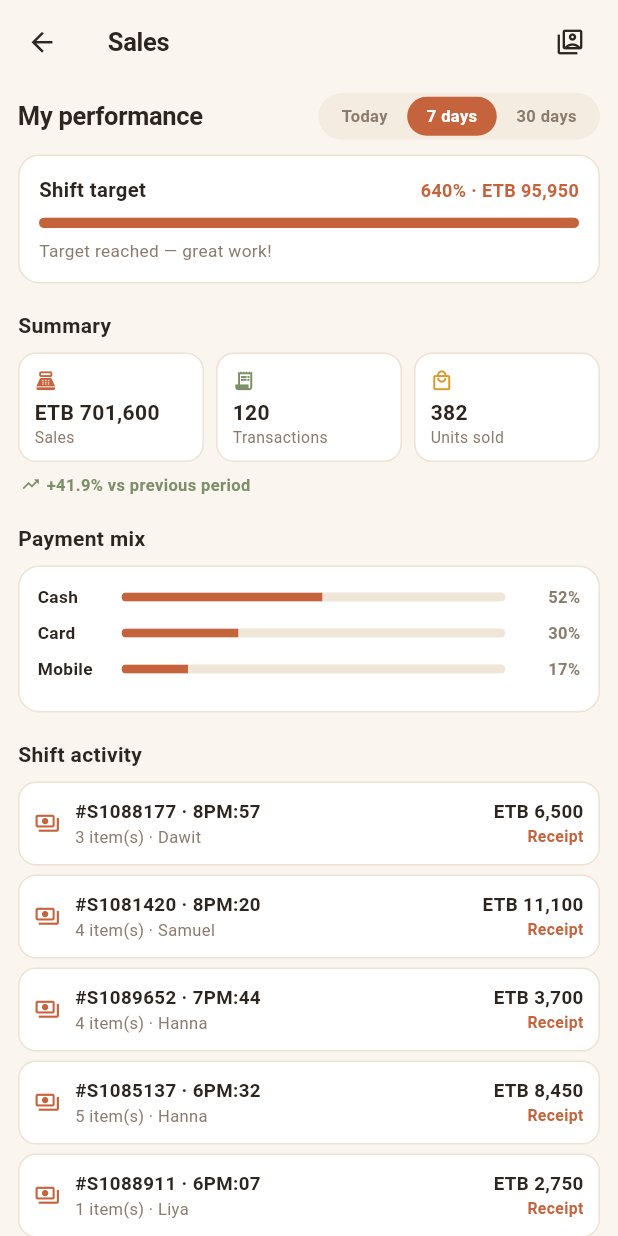
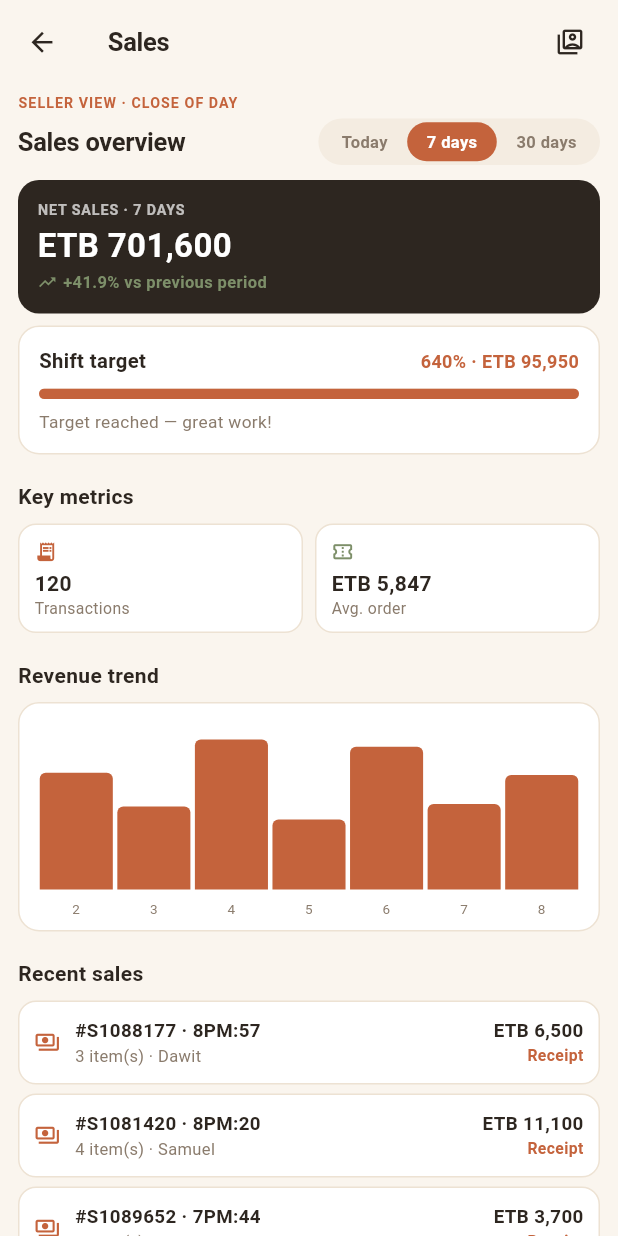
Before and after one commit to L3von36/threadpos-flutter, a Flutter app: the SalesScreen screen opened directly, after a tap on "7 days", on a phone screen of 412 x 824 dp. Run offline on Flutter 3.47's test engine with Material 3 defaults, Android fonts, the phone set to English and light mode, and no system bars; our stand-ins replace shared_preferences; missing offline and left inert: mobile_scanner; accounts and stored records are empty.

Commit message:
v1.4.1: align seller/manager dashboards with reference — seller gets Sales overview (net sales hero, revenue chart, live feed), manager keeps analytics + control center; role eyebrows added

```diff
--- a/lib/screens/sales/sales_screen.dart
+++ b/lib/screens/sales/sales_screen.dart
@@ -134,21 +134,48 @@ class _SellerSalesViewState extends State<_SellerSalesView> {
     final Pal pal = Pal.of(context);
     final List<Sale> sales = store.salesForRange(_range);
     final double revenue = store.revenueFor(sales);
+    final int transactions = sales.length;
+    final double avg = transactions == 0 ? 0 : revenue / transactions;
     final double progress =
         Store.shiftTarget <= 0 ? 0 : store.todayRevenue / Store.shiftTarget;
     final double remaining = store.todayRevenue >= Store.shiftTarget
         ? 0
         : Store.shiftTarget - store.todayRevenue;
-    final Map<PaymentMethod, double> mix = store.paymentMixFor(sales);
     final double? delta = store.rangeDelta(_range);
+
+    // Chart buckets: hourly for today, daily for the longer windows.
+    final List<double> bars;
+    final List<String> barLabels;
+    if (_range == SalesRange.today) {
+      bars = store.revenueByHour;
+      barLabels = <String>[
+        for (int i = 0; i < bars.length; i++)
+          i % 2 == 0 ? hourLabel(9 + i) : '',
+      ];
+    } else {
+      bars = store.revenueByDay(_range.days);
+      barLabels = <String>[
+        for (int i = 0; i < bars.length; i++)
+          bars.length <= 7 || i % (bars.length ~/ 6 + 1) == 0
+              ? '${DateTime.now().day - (bars.length - 1 - i)}'
+              : '',
+      ];
+    }
 
     return ListView(
       padding: const EdgeInsets.fromLTRB(12, 6, 12, 20),
       children: <Widget>[
+        Text('SELLER VIEW · CLOSE OF DAY',
+            style: TextStyle(
+                fontSize: 9.5,
+                letterSpacing: 0.7,
+                fontWeight: FontWeight.w700,
+                color: pal.accent)),
+        const SizedBox(height: 3),
         Row(
           mainAxisAlignment: MainAxisAlignment.spaceBetween,
           children: <Widget>[
-            Text('My performance',
+            Text('Sales overview',
                 style: AppTheme.pageTitle(context)),
             _RangeTabs(
               value: _range,
@@ -157,8 +184,44 @@ class _SellerSalesViewState extends State<_SellerSalesView> {
           ],
         ),
         const SizedBox(height: 10),
+        // Net sales hero — the seller's close-of-day summary card.
         StaggerIn(
           index: 0,
+          dy: 10,
+          child: Container(
+            padding: const EdgeInsets.all(13),
+            decoration: BoxDecoration(
+              color: pal.bannerBg,
+              borderRadius: BorderRadius.circular(AppTheme.rLg),
+            ),
+            child: Column(
+              crossAxisAlignment: CrossAxisAlignment.start,
+              children: <Widget>[
+                Text('NET SALES · ${_range.label.toUpperCase()}',
+                    style: TextStyle(
+                        fontSize: 9.5,
+                        letterSpacing: 0.6,
+                        fontWeight: FontWeight.w700,
+                        color: pal.bannerSub)),
+                const SizedBox(height: 5),
+                CountUpText(
+                  revenue,
+                  style: TextStyle(
+                      fontSize: 22,
+                      height: 1.05,
+                      fontWeight: FontWeight.w700,
+                      color: pal.bannerText),
+                  formatter: money,
+                ),
+                const SizedBox(height: 5),
+                _DeltaCaption(delta: delta),
+              ],
+            ),
+          ),
+        ),
+        const SizedBox(height: 8),
+        StaggerIn(
+          index: 1,
           dy: 10,
           child: Container(
             padding: const EdgeInsets.all(13),
@@ -203,71 +266,36 @@ class _SellerSalesViewState extends State<_SellerSalesView> {
             ),
           ),
         ),
-        const SectionHeader(title: 'Summary'),
+        const SectionHeader(title: 'Key metrics'),
         StaggerIn(
-          index: 1,
+          index: 2,
           dy: 10,
           child: Row(
             children: <Widget>[
               Expanded(
                 child: StatCard(
-                    label: 'Sales',
-                    value: money(revenue),
-                    icon: Icons.point_of_sale),
+                    label: 'Transactions',
+                    value: '$transactions',
+                    icon: Icons.receipt_long),
               ),
               const SizedBox(width: 8),
               Expanded(
                 child: StatCard(
-                    label: 'Transactions',
-                    value: '${sales.length}',
-                    icon: Icons.receipt_long,
+                    label: 'Avg. order',
+                    value: money(avg),
+                    icon: Icons.confirmation_number_outlined,
                     color: pal.sage),
-              ),
-              const SizedBox(width: 8),
-              Expanded(
-                child: StatCard(
-                    label: 'Units sold',
-                    value: '${store.itemsFor(sales)}',
-                    icon: Icons.local_mall_outlined,
-                    color: pal.amber),
               ),
             ],
           ),
         ),
-        const SizedBox(height: 7),
-        StaggerIn(
-          index: 2,
-          dy: 6,
-          child: Padding(
-              padding: const EdgeInsets.symmetric(horizontal: 2),
-              child: _DeltaCaption(delta: delta)),
-        ),
-        const SectionHeader(title: 'Payment mix'),
+        const SectionHeader(title: 'Revenue trend'),
         StaggerIn(
           index: 3,
           dy: 10,
-          child: Container(
-            padding: const EdgeInsets.all(12),
-            decoration: BoxDecoration(
-              color: pal.surface,
-              borderRadius: BorderRadius.circular(AppTheme.rLg),
-              border: Border.all(color: pal.border),
-            ),
-            child: Column(
-              children: <Widget>[
-                for (final PaymentMethod m in PaymentMethod.values)
-                  Padding(
-                    padding: const EdgeInsets.only(bottom: 8),
-                    child: _MixRow(
-                        label: paymentMethodLabel(m),
-                        amount: mix[m] ?? 0,
-                        total: revenue),
-                  ),
-              ],
-            ),
-          ),
+          child: _RevenueBars(bars: bars, barLabels: barLabels),
         ),
-        const SectionHeader(title: 'Shift activity'),
+        const SectionHeader(title: 'Recent sales'),
         if (sales.isEmpty)
           Text('No sales in this period.',
               style: TextStyle(fontSize: 12, color: pal.muted))
@@ -350,40 +378,90 @@ class _SaleRow extends StatelessWidget {
   }
 }
 
-class _MixRow extends StatelessWidget {
-  const _MixRow(
-      {required this.label, required this.amount, required this.total});
+class _RevenueBars extends StatelessWidget {
+  const _RevenueBars({required this.bars, required this.barLabels});
 
-  final String label;
-  final double amount;
-  final double total;
+  final List<double> bars;
+  final List<String> barLabels;
 
   @override
   Widget build(BuildContext context) {
     final Pal pal = Pal.of(context);
-    final double frac = total <= 0 ? 0 : amount / total;
-    return Row(
-      children: <Widget>[
-        SizedBox(
-            width: 48,
-            child: Text(label,
-                style: TextStyle(
-                    fontSize: 11.5,
-                    fontWeight: FontWeight.w600,
-                    color: pal.ink))),
-        const SizedBox(width: 8),
-        Expanded(child: ProgressBar(value: frac)),
-        const SizedBox(width: 8),
-        SizedBox(
-          width: 42,
-          child: Text('${(frac * 100).round()}%',
-              textAlign: TextAlign.right,
-              style: TextStyle(
-                  fontSize: 11,
-                  fontWeight: FontWeight.w700,
-                  color: pal.muted)),
-        ),
-      ],
+    final double maxBar =
+        bars.fold(0.0, (double m, double v) => v > m ? v : m);
+    return Container(
+      padding: const EdgeInsets.fromLTRB(12, 14, 12, 8),
+      decoration: BoxDecoration(
+        color: pal.surface,
+        borderRadius: BorderRadius.circular(AppTheme.rLg),
+        border: Border.all(color: pal.border),
+      ),
+      child: Column(
+        children: <Widget>[
+          SizedBox(
+            height: 110,
+            child: Row(
+              crossAxisAlignment: CrossAxisAlignment.end,
+              children: <Widget>[
+                for (int i = 0; i < bars.length; i++)
+                  Expanded(
+                    child: Padding(
+                      padding: EdgeInsets.symmetric(
+                          horizontal: bars.length > 12 ? 0.6 : 1.5),
+                      child: Column(
+                        mainAxisAlignment: MainAxisAlignment.end,
+                        children: <Widget>[
+                          TweenAnimationBuilder<double>(
+                            tween: Tween<double>(
+                              begin: 2,
+                              end: maxBar <= 0
+                                  ? 2
+                                  : 6 + (bars[i] / maxBar) * 94,
+                            ),
+                            duration: Motion.slow +
+                                Duration(
+                                    milliseconds: i *
+                                        (bars.length > 12 ? 6 : 24)),
+                            curve: Motion.out,
+                            builder: (BuildContext context,
+                                    double h, _) =>
+                                Container(
+                              height: h,
+                              decoration: BoxDecoration(
+                                color: bars[i] > 0
+                                    ? pal.accent
+                                    : pal.surfaceAlt,
+                                borderRadius:
+                                    const BorderRadius.vertical(
+                                        top: Radius.circular(4)),
+                              ),
+                            ),
+                          ),
+                        ],
+                      ),
+                    ),
+                  ),
+              ],
+            ),
+          ),
+          const SizedBox(height: 6),
+          Row(
+            children: <Widget>[
+              for (int i = 0; i < bars.length; i++)
+                Expanded(
+                  child: Text(
+                    barLabels[i],
+                    textAlign: TextAlign.center,
+                    overflow: TextOverflow.ellipsis,
+                    style: TextStyle(
+                        fontSize: bars.length > 12 ? 8 : 9,
+                        color: pal.muted),
+                  ),
+                ),
+            ],
+          ),
+        ],
+      ),
     );
   }
 }
@@ -436,12 +514,17 @@ class _ManagerSalesViewState extends State<_ManagerSalesView> {
               : '',
       ];
     }
-    final double maxBar =
-        bars.fold(0.0, (double m, double v) => v > m ? v : m);
 
     return ListView(
       padding: const EdgeInsets.fromLTRB(12, 6, 12, 20),
       children: <Widget>[
+        Text('MANAGER VIEW · PERFORMANCE',
+            style: TextStyle(
+                fontSize: 9.5,
+                letterSpacing: 0.7,
+                fontWeight: FontWeight.w700,
+                color: pal.accent)),
+        const SizedBox(height: 3),
         Row(
           mainAxisAlignment: MainAxisAlignment.spaceBetween,
           children: <Widget>[
@@ -562,81 +645,7 @@ class _ManagerSalesViewState extends State<_ManagerSalesView> {
         StaggerIn(
           index: 3,
           dy: 10,
-          child: Container(
-            padding: const EdgeInsets.fromLTRB(12, 14, 12, 8),
-            decoration: BoxDecoration(
-              color: pal.surface,
-              borderRadius: BorderRadius.circular(AppTheme.rLg),
-              border: Border.all(color: pal.border),
-            ),
-            child: Column(
-              children: <Widget>[
-                SizedBox(
-                  height: 110,
-                  child: Row(
-                    crossAxisAlignment: CrossAxisAlignment.end,
-                    children: <Widget>[
-                      for (int i = 0; i < bars.length; i++)
-                        Expanded(
-                          child: Padding(
-                            padding: EdgeInsets.symmetric(
-                                horizontal:
-                                    bars.length > 12 ? 0.6 : 1.5),
-                            child: Column(
-                              mainAxisAlignment: MainAxisAlignment.end,
-                              children: <Widget>[
-                                TweenAnimationBuilder<double>(
-                                  tween: Tween<double>(
-                                    begin: 2,
-                                    end: maxBar <= 0
-                                        ? 2
-                                        : 6 + (bars[i] / maxBar) * 94,
-                                  ),
-                                  duration: Motion.slow +
-                                      Duration(
-                                          milliseconds: i *
-                                              (bars.length > 12 ? 6 : 24)),
-                                  curve: Motion.out,
-                                  builder: (BuildContext context,
-                                          double h, _) =>
-                                      Container(
-                                    height: h,
-                                    decoration: BoxDecoration(
-                                      color: bars[i] > 0
-                                          ? pal.accent
-                                          : pal.surfaceAlt,
-                                      borderRadius:
-                                          const BorderRadius.vertical(
-                                              top: Radius.circular(4)),
-                                    ),
-                                  ),
-                                ),
-                              ],
-                            ),
-                          ),
-                        ),
-                    ],
-                  ),
-                ),
-                const SizedBox(height: 6),
-                Row(
-                  children: <Widget>[
-                    for (int i = 0; i < bars.length; i++)
-                      Expanded(
-                        child: Text(
-                          barLabels[i],
-                          textAlign: TextAlign.center,
-                          overflow: TextOverflow.ellipsis,
-                          style: TextStyle(
-                              fontSize: bars.length > 12 ? 8 : 9,
-                              color: pal.muted),
-                        ),
-                      ),
-                  ],
-                ),
-              ],
-            ),
-          ),
+          child: _RevenueBars(bars: bars, barLabels: barLabels),
         ),
         const SectionHeader(title: 'What is moving'),
         if (top.isEmpty)
--- a/pubspec.yaml
+++ b/pubspec.yaml
@@ -1,7 +1,7 @@
 name: samipos_app
 description: "Sami POS — a boutique point-of-sale app for clothing stores."
 publish_to: "none"
-version: 1.4.0+4
+version: 1.4.1+5
 
 environment:
   sdk: ">=3.5.0 <4.0.0"
```
